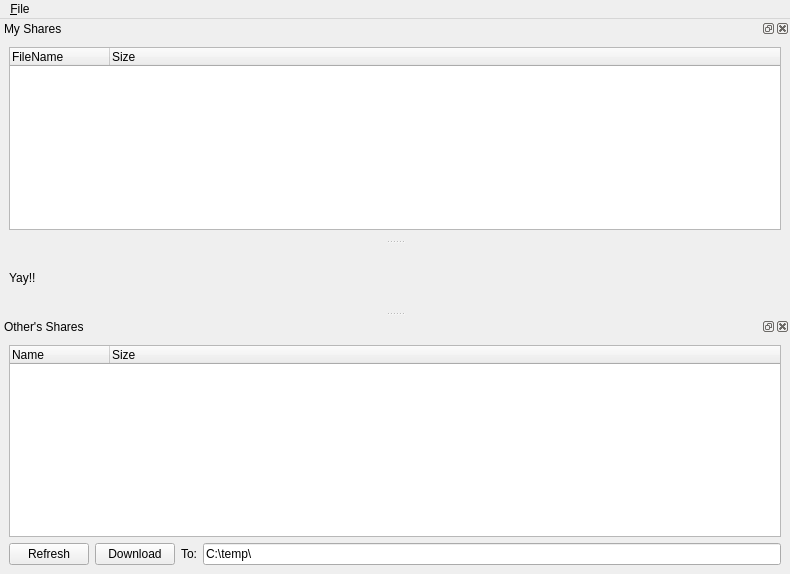
First picture: the form in src/qt-gui/MainWindow.ui, repository MrHacky/uftt, before the edit.
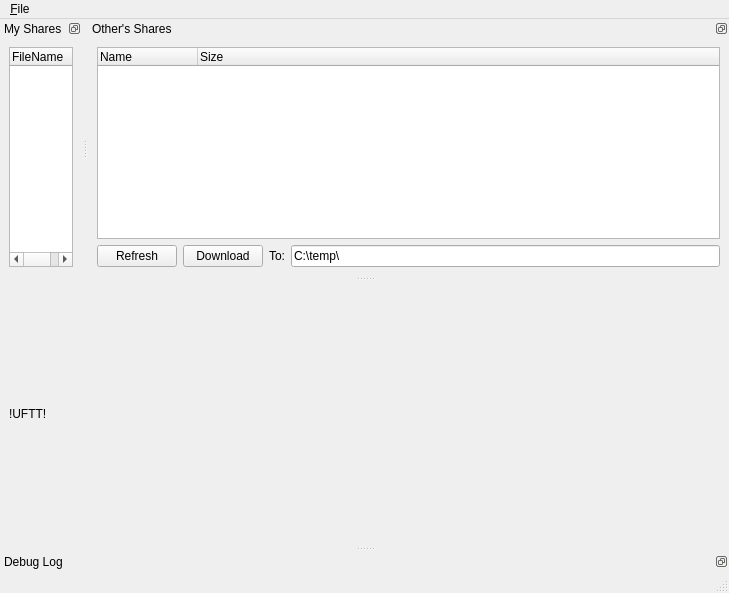
Second picture: the form after the edit. Custom widgets are drawn as their Qt base class.

Commit message:
Save layout on shutdown, load it on startup.
This will remember the position of all docks.
A new (still empty) dock has been added for the debug output.

```diff
--- a/src/qt-gui/MainWindow.ui
+++ b/src/qt-gui/MainWindow.ui
@@ -5,8 +5,8 @@
    <rect>
     <x>0</x>
     <y>0</y>
-    <width>790</width>
-    <height>574</height>
+    <width>729</width>
+    <height>593</height>
    </rect>
   </property>
   <property name="windowTitle" >
@@ -19,11 +19,11 @@
    <set>QMainWindow::AllowNestedDocks|QMainWindow::AllowTabbedDocks|QMainWindow::AnimatedDocks</set>
   </property>
   <widget class="QWidget" name="centralwidget" >
-   <layout class="QHBoxLayout" >
-    <item>
+   <layout class="QGridLayout" >
+    <item row="0" column="0" >
      <widget class="QLabel" name="label_2" >
       <property name="text" >
-       <string>Yay!!</string>
+       <string>!UFTT!</string>
       </property>
      </widget>
     </item>
@@ -34,7 +34,7 @@
     <rect>
      <x>0</x>
      <y>0</y>
-     <width>790</width>
+     <width>729</width>
      <height>19</height>
     </rect>
    </property>
@@ -50,9 +50,12 @@
    <property name="minimumSize" >
     <size>
      <width>0</width>
-     <height>220</height>
+     <height>0</height>
     </size>
    </property>
+   <property name="features" >
+    <set>QDockWidget::DockWidgetFloatable|QDockWidget::DockWidgetMovable|QDockWidget::NoDockWidgetFeatures</set>
+   </property>
    <property name="windowTitle" >
     <string>My Shares</string>
    </property>
@@ -88,11 +91,14 @@
    </widget>
   </widget>
   <widget class="QDockWidget" name="dockWidget_2" >
+   <property name="features" >
+    <set>QDockWidget::DockWidgetFloatable|QDockWidget::DockWidgetMovable|QDockWidget::NoDockWidgetFeatures</set>
+   </property>
    <property name="windowTitle" >
     <string>Other's Shares</string>
    </property>
    <attribute name="dockWidgetArea" >
-    <number>8</number>
+    <number>4</number>
    </attribute>
    <widget class="QWidget" name="dockWidgetContents_2" >
     <layout class="QVBoxLayout" >
@@ -160,6 +166,19 @@
     </layout>
    </widget>
   </widget>
+  <widget class="QDockWidget" name="dockWidget_3" >
+   <property name="features" >
+    <set>QDockWidget::DockWidgetFloatable|QDockWidget::DockWidgetMovable|QDockWidget::NoDockWidgetFeatures</set>
+   </property>
+   <property name="windowTitle" >
+    <string>Debug Log</string>
+   </property>
+   <attribute name="dockWidgetArea" >
+    <number>8</number>
+   </attribute>
+   <widget class="QWidget" name="dockWidgetContents_3" />
+  </widget>
+  <widget class="QStatusBar" name="statusBar" />
   <action name="action_Quit" >
    <property name="text" >
     <string>&amp;Quit</string>
```
Left out of the diff: 2 changed lines with no effect on the pictures. The commit also changes 2 other files.
